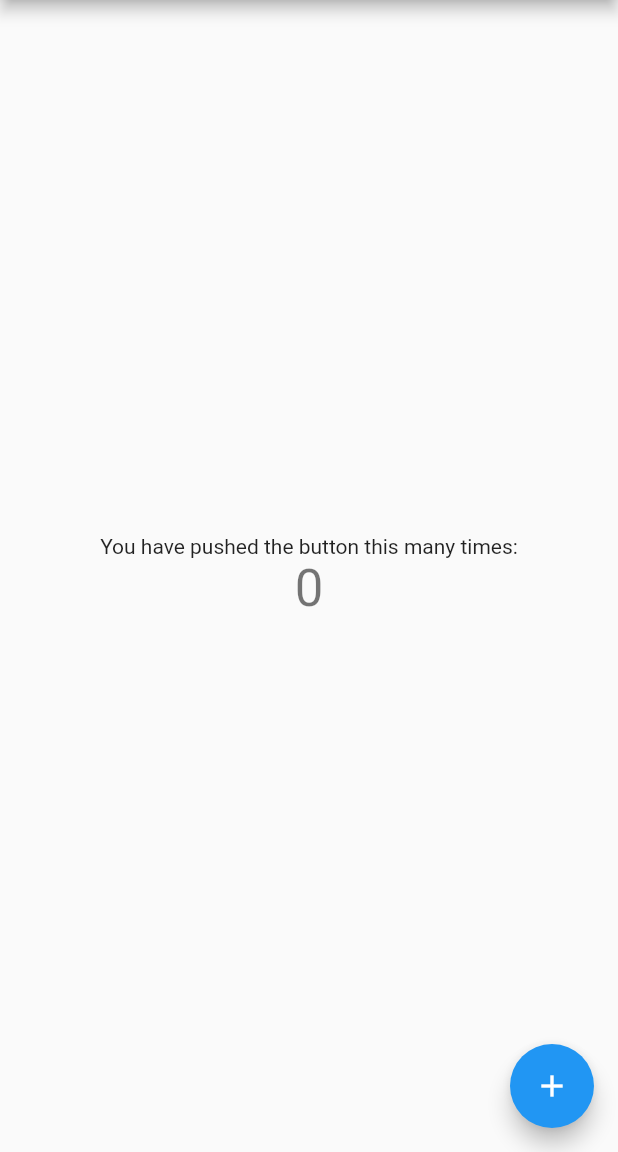
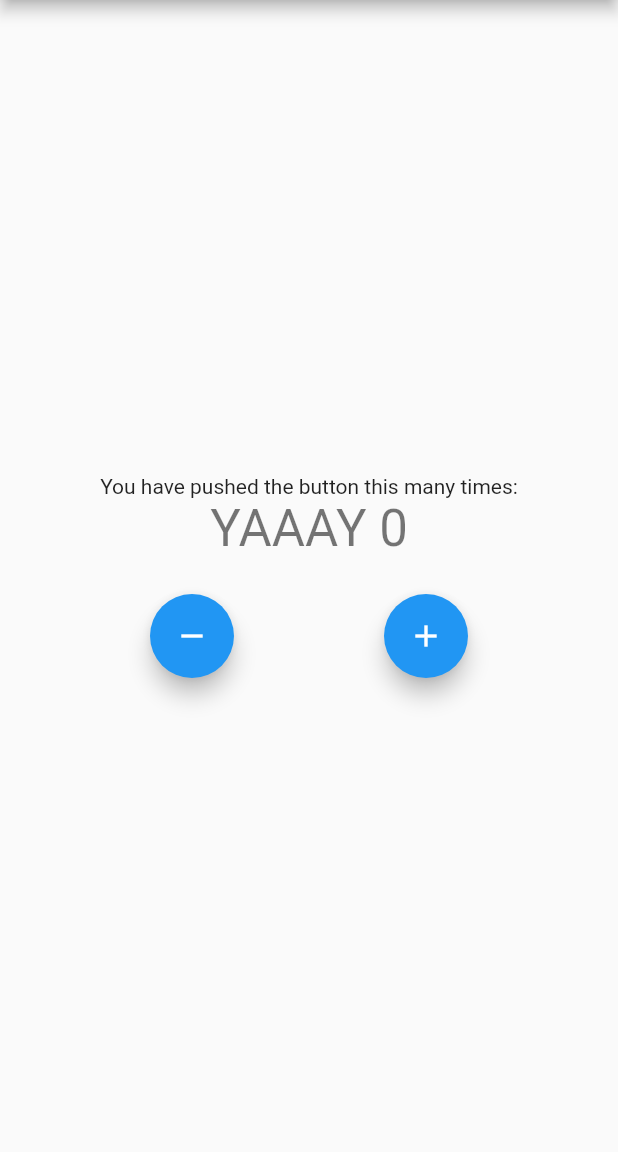
Before and after one commit to walidwazini/Flutter_BLoC-AccessAndRouting, a Flutter app: the screen it shows after launch, on a phone screen of 412 x 824 dp, the part 84-1236 px from its top. Run offline on Flutter 3.47's test engine with Material 2 defaults, Android fonts, the phone set to English and light mode, and no system bars; our stand-ins replace bloc, flutter_bloc.

Commit message:
updated to starter code

```diff
--- /dev/null
+++ b/lib/cubit/counter_cubit.dart
@@ -0,0 +1,14 @@
+import 'package:bloc/bloc.dart';
+import 'package:meta/meta.dart';
+
+part 'counter_state.dart';
+
+class CounterCubit extends Cubit<CounterState> {
+  CounterCubit() : super(CounterState(counterValue: 0));
+
+  void increment() => emit(
+      CounterState(counterValue: state.counterValue + 1, wasIncremented: true));
+
+  void decrement() => emit(CounterState(
+      counterValue: state.counterValue - 1, wasIncremented: false));
+}
--- /dev/null
+++ b/lib/cubit/counter_state.dart
@@ -0,0 +1,11 @@
+part of 'counter_cubit.dart';
+
+class CounterState {
+  int counterValue;
+  bool wasIncremented;
+
+  CounterState({
+    @required this.counterValue,
+    this.wasIncremented,
+  });
+}
--- a/lib/main.dart
+++ b/lib/main.dart
@@ -1,43 +1,31 @@
 import 'package:flutter/material.dart';
+import 'package:flutter_bloc/flutter_bloc.dart';
+
+import 'cubit/counter_cubit.dart';
 
 void main() {
   runApp(MyApp());
 }
 
 class MyApp extends StatelessWidget {
-  // This widget is the root of your application.
   @override
   Widget build(BuildContext context) {
     return MaterialApp(
       title: 'Flutter Demo',
       theme: ThemeData(
-        // This is the theme of your application.
-        //
-        // Try running your application with "flutter run". You'll see the
-        // application has a blue toolbar. Then, without quitting the app, try
-        // changing the primarySwatch below to Colors.green and then invoke
-        // "hot reload" (press "r" in the console where you ran "flutter run",
-        // or simply save your changes to "hot reload" in a Flutter IDE).
-        // Notice that the counter didn't reset back to zero; the application
-        // is not restarted.
         primarySwatch: Colors.blue,
+        visualDensity: VisualDensity.adaptivePlatformDensity,
       ),
-      home: MyHomePage(title: 'Flutter Demo Home Page'),
+      home: BlocProvider<CounterCubit>(
+        create: (context) => CounterCubit(),
+        child: MyHomePage(title: 'Flutter Demo Home Page'),
+      ),
     );
   }
 }
 
 class MyHomePage extends StatefulWidget {
-  MyHomePage({Key? key, required this.title}) : super(key: key);
-
-  // This widget is the home page of your application. It is stateful, meaning
-  // that it has a State object (defined below) that contains fields that affect
-  // how it looks.
-
-  // This class is the configuration for the state. It holds the values (in this
-  // case the title) provided by the parent (in this case the App widget) and
-  // used by the build method of the State. Fields in a Widget subclass are
-  // always marked "final".
+  MyHomePage({Key key, this.title}) : super(key: key);
 
   final String title;
 
@@ -46,68 +34,89 @@ class MyHomePage extends StatefulWidget {
 }
 
 class _MyHomePageState extends State<MyHomePage> {
-  int _counter = 0;
-
-  void _incrementCounter() {
-    setState(() {
-      // This call to setState tells the Flutter framework that something has
-      // changed in this State, which causes it to rerun the build method below
-      // so that the display can reflect the updated values. If we changed
-      // _counter without calling setState(), then the build method would not be
-      // called again, and so nothing would appear to happen.
-      _counter++;
-    });
-  }
-
   @override
   Widget build(BuildContext context) {
-    // This method is rerun every time setState is called, for instance as done
-    // by the _incrementCounter method above.
-    //
-    // The Flutter framework has been optimized to make rerunning build methods
-    // fast, so that you can just rebuild anything that needs updating rather
-    // than having to individually change instances of widgets.
     return Scaffold(
       appBar: AppBar(
-        // Here we take the value from the MyHomePage object that was created by
-        // the App.build method, and use it to set our appbar title.
         title: Text(widget.title),
       ),
       body: Center(
-        // Center is a layout widget. It takes a single child and positions it
-        // in the middle of the parent.
         child: Column(
-          // Column is also a layout widget. It takes a list of children and
-          // arranges them vertically. By default, it sizes itself to fit its
-          // children horizontally, and tries to be as tall as its parent.
-          //
-          // Invoke "debug painting" (press "p" in the console, choose the
-          // "Toggle Debug Paint" action from the Flutter Inspector in Android
-          // Studio, or the "Toggle Debug Paint" command in Visual Studio Code)
-          // to see the wireframe for each widget.
-          //
-          // Column has various properties to control how it sizes itself and
-          // how it positions its children. Here we use mainAxisAlignment to
-          // center the children vertically; the main axis here is the vertical
-          // axis because Columns are vertical (the cross axis would be
-          // horizontal).
           mainAxisAlignment: MainAxisAlignment.center,
           children: <Widget>[
             Text(
               'You have pushed the button this many times:',
             ),
-            Text(
-              '$_counter',
-              style: Theme.of(context).textTheme.headline4,
+            BlocConsumer<CounterCubit, CounterState>(
+              listener: (context, state) {
+                if (state.wasIncremented == true) {
+                  Scaffold.of(context).showSnackBar(
+                    SnackBar(
+                      content: Text('Incremented!'),
+                      duration: Duration(milliseconds: 300),
+                    ),
+                  );
+                } else if (state.wasIncremented == false) {
+                  Scaffold.of(context).showSnackBar(
+                    SnackBar(
+                      content: Text('Decremented!'),
+                      duration: Duration(milliseconds: 300),
+                    ),
+                  );
+                }
+              },
+              builder: (context, state) {
+                if (state.counterValue < 0) {
+                  return Text(
+                    'BRR, NEGATIVE ' + state.counterValue.toString(),
+                    style: Theme.of(context).textTheme.headline4,
+                  );
+                } else if (state.counterValue % 2 == 0) {
+                  return Text(
+                    'YAAAY ' + state.counterValue.toString(),
+                    style: Theme.of(context).textTheme.headline4,
+                  );
+                } else if (state.counterValue == 5) {
+                  return Text(
+                    'HMM, NUMBER 5',
+                    style: Theme.of(context).textTheme.headline4,
+                  );
+                } else
+                  return Text(
+                    state.counterValue.toString(),
+                    style: Theme.of(context).textTheme.headline4,
+                  );
+              },
+            ),
+            SizedBox(
+              height: 24,
+            ),
+            Row(
+              mainAxisAlignment: MainAxisAlignment.spaceEvenly,
+              children: [
+                FloatingActionButton(
+                  heroTag: Text('${widget.title}'),
+                  onPressed: () {
+                    BlocProvider.of<CounterCubit>(context).decrement();
+                    // context.bloc<CounterCubit>().decrement();
+                  },
+                  tooltip: 'Decrement',
+                  child: Icon(Icons.remove),
+                ),
+                FloatingActionButton(
+                  heroTag: Text('${widget.title} #2'),
+                  onPressed: () {
+                    // BlocProvider.of<CounterCubit>(context).increment();
+                    context.bloc<CounterCubit>().increment();
+                  },
+                  tooltip: 'Increment',
+                  child: Icon(Icons.add),
+                ),
+              ],
             ),
           ],
         ),
       ),
-      floatingActionButton: FloatingActionButton(
-        onPressed: _incrementCounter,
-        tooltip: 'Increment',
-        child: Icon(Icons.add),
-      ), // This trailing comma makes auto-formatting nicer for build methods.
     );
   }
 }
--- a/pubspec.yaml
+++ b/pubspec.yaml
@@ -18,7 +18,7 @@ publish_to: 'none' # Remove this line if you wish to publish to pub.dev
 version: 1.0.0+1
 
 environment:
-  sdk: ">=2.12.0 <3.0.0"
+  sdk: ">=2.7.0 <3.0.0"
 
 dependencies:
   flutter:
@@ -28,7 +28,7 @@ dependencies:
   # The following adds the Cupertino Icons font to your application.
   # Use with the CupertinoIcons class for iOS style icons.
   cupertino_icons: ^1.0.2
-
+  flutter_bloc: ^6.0.5
 
 dev_dependencies:
   flutter_test:
```
Also changed, not shown: pubspec.lock.
